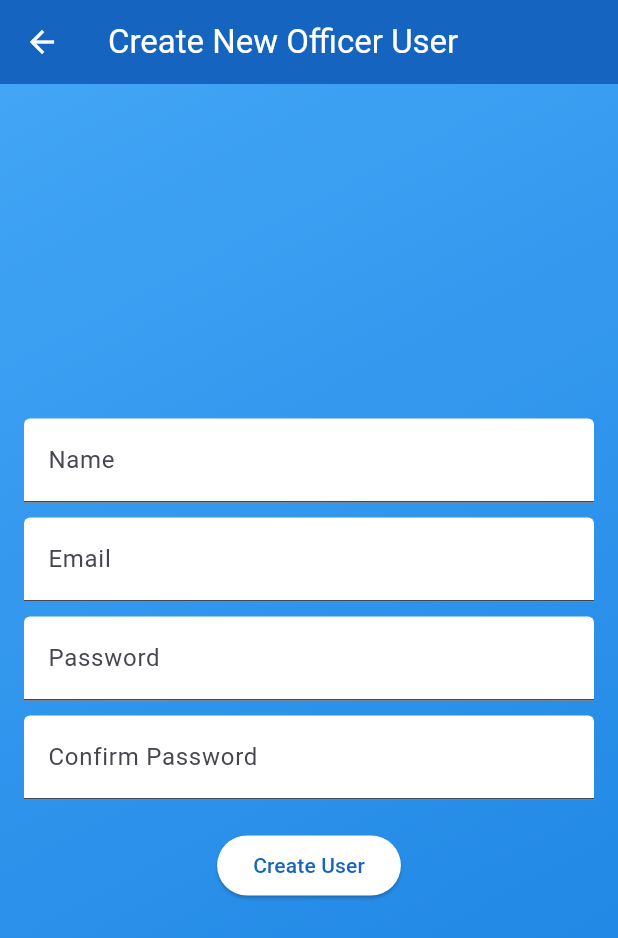
After one commit to methjaya/appointmentLK_Sahansa, a Flutter app: the screen it shows once a user with an empty profile is signed in, after a tap on "Create an Office User", on a phone screen of 412 x 824 dp. The commit adds this screen. Shown: the top 938 px of the screen. Run offline on Flutter 3.47's test engine with Material 3 defaults, Android fonts, the phone set to English and light mode, and no system bars; our stand-ins replace cloud_firestore, firebase_auth, firebase_core; accounts and stored records are empty.

Commit message:
ongoing issues corrected:Delete and Theme Blue

```diff
--- /dev/null
+++ b/lib/screens/Admin/AdminCreateOfficer.dart
@@ -0,0 +1,173 @@
+import 'package:flutter/material.dart';
+import 'package:firebase_core/firebase_core.dart';
+import 'package:firebase_auth/firebase_auth.dart';
+import 'package:AppointmentsbySahansa/firebase_options.dart';
+
+Future<void> main() async {
+  await Firebase.initializeApp(
+    options: DefaultFirebaseOptions.currentPlatform,
+  );
+  runApp(MyApp());
+}
+
+class MyApp extends StatelessWidget {
+  @override
+  Widget build(BuildContext context) {
+    return MaterialApp(
+      title: 'APPOINTMENT_APP',
+      home: CreateUserScreen(),
+    );
+  }
+}
+
+class CreateUserScreen extends StatefulWidget {
+  @override
+  _CreateUserScreenState createState() => _CreateUserScreenState();
+}
+
+class _CreateUserScreenState extends State<CreateUserScreen> {
+  final _formKey = GlobalKey<FormState>();
+  String _name = '';
+  String _email = '';
+  String _password = '';
+  String _confirmPassword = '';
+
+  void _trySubmitForm() {
+    final isValid = _formKey.currentState?.validate();
+    if (isValid != null && isValid) {
+      _formKey.currentState?.save();
+      print('Name: $_name, Email: $_email, Password: $_password');
+      // Implement your user creation logic here
+    }
+  }
+
+  @override
+  Widget build(BuildContext context) {
+    double fieldWidth =
+        MediaQuery.of(context).size.width > 600 ? 400 : double.infinity;
+
+    return Scaffold(
+      appBar: AppBar(
+        title: Text('Create New Officer User',
+            style: TextStyle(color: Colors.white)),
+        backgroundColor: Colors.blue[800],
+        iconTheme: IconThemeData(color: Colors.white),
+      ),
+      body: Container(
+        decoration: BoxDecoration(
+          gradient: LinearGradient(
+            colors: [Color(0xFF42A5F5), Color(0xFF1981E1)],
+            begin: Alignment.topLeft,
+            end: Alignment.bottomRight,
+          ),
+        ),
+        child: Center(
+          child: SingleChildScrollView(
+            child: Padding(
+              padding: const EdgeInsets.all(16.0),
+              child: Form(
+                key: _formKey,
+                child: Column(
+                  mainAxisAlignment: MainAxisAlignment.center,
+                  children: [
+                    Container(
+                      width: fieldWidth,
+                      child: TextFormField(
+                        decoration: InputDecoration(
+                            labelText: 'Name',
+                            fillColor: Colors.white,
+                            filled: true),
+                        onSaved: (value) {
+                          _name = value ?? '';
+                        },
+                        validator: (value) {
+                          if (value == null || value.isEmpty) {
+                            return 'Please enter a name';
+                          }
+                          return null;
+                        },
+                      ),
+                    ),
+                    SizedBox(height: 10),
+                    Container(
+                      width: fieldWidth,
+                      child: TextFormField(
+                        decoration: InputDecoration(
+                            labelText: 'Email',
+                            fillColor: Colors.white,
+                            filled: true),
+                        keyboardType: TextInputType.emailAddress,
+                        onSaved: (value) {
+                          _email = value ?? '';
+                        },
+                        validator: (value) {
+                          if (value == null ||
+                              value.isEmpty ||
+                              !value.contains('@')) {
+                            return 'Please enter a valid email';
+                          }
+                          return null;
+                        },
+                      ),
+                    ),
+                    SizedBox(height: 10),
+                    Container(
+                      width: fieldWidth,
+                      child: TextFormField(
+                        decoration: InputDecoration(
+                            labelText: 'Password',
+                            fillColor: Colors.white,
+                            filled: true),
+                        obscureText: true,
+                        onSaved: (value) {
+                          _password = value ?? '';
+                        },
+                        validator: (value) {
+                          if (value == null ||
+                              value.isEmpty ||
+                              value.length < 6) {
+                            return 'Password must be at least 6 characters';
+                          }
+                          return null;
+                        },
+                      ),
+                    ),
+                    SizedBox(height: 10),
+                    Container(
+                      width: fieldWidth,
+                      child: TextFormField(
+                        decoration: InputDecoration(
+                            labelText: 'Confirm Password',
+                            fillColor: Colors.white,
+                            filled: true),
+                        obscureText: true,
+                        onSaved: (value) {
+                          _confirmPassword = value ?? '';
+                        },
+                        validator: (value) {
+                          if (value != _password) {
+                            return 'Passwords do not match';
+                          }
+                          return null;
+                        },
+                      ),
+                    ),
+                    SizedBox(height: 20),
+                    ElevatedButton(
+                      onPressed: _trySubmitForm,
+                      child: Text('Create User'),
+                      style: ElevatedButton.styleFrom(
+                        foregroundColor: Colors.blue[800],
+                        backgroundColor: Colors.white,
+                      ),
+                    ),
+                  ],
+                ),
+              ),
+            ),
+          ),
+        ),
+      ),
+    );
+  }
+}
--- a/lib/screens/Admin/AdminHomeScreen.dart
+++ b/lib/screens/Admin/AdminHomeScreen.dart
@@ -1,6 +1,8 @@
+import 'package:AppointmentsbySahansa/screens/Admin/AdminCreateOfficer.dart';
 import 'package:AppointmentsbySahansa/screens/Admin/AdminNICScreen.dart';
 import 'package:AppointmentsbySahansa/screens/Admin/AdminOnGoingScreen.dart';
 import 'package:AppointmentsbySahansa/screens/Admin/AdminOnGoingScreen.dart';
+import 'package:AppointmentsbySahansa/screens/Admin/ReviewOfficerUserScreen.dart';
 import 'package:AppointmentsbySahansa/screens/ProfileScreen.dart';
 import 'package:firebase_auth/firebase_auth.dart';
 import 'package:firebase_core/firebase_core.dart';
@@ -8,15 +10,9 @@ import 'package:flutter/material.dart';
 import 'package:AppointmentsbySahansa/firebase_options.dart';
 import 'package:AppointmentsbySahansa/main.dart';
 import 'package:AppointmentsbySahansa/screens/Instructions/LicenseInstructions.dart';
-import 'package:AppointmentsbySahansa/screens/LicenseScreen.dart';
-import 'package:AppointmentsbySahansa/screens/Instructions/NICInstructions.dart';
-import 'package:AppointmentsbySahansa/screens/NICScreen.dart';
 
-import 'package:AppointmentsbySahansa/screens/User/OnGoingScreen.dart';
 import 'package:AppointmentsbySahansa/screens/Instructions/PassportInstructions.dart';
-import 'package:AppointmentsbySahansa/screens/PassportScreen.dart';
 import 'package:AppointmentsbySahansa/screens/Instructions/PensionInstructions.dart';
-import 'package:AppointmentsbySahansa/screens/PensionScreen.dart';
 import 'package:AppointmentsbySahansa/screens/WelcomeScreen.dart';
 import 'package:AppointmentsbySahansa/screens/loginScreen.dart';
 
@@ -44,6 +40,7 @@ class MyApp extends StatelessWidget {
   }
 }
 
+// //
 class AdminHomeScreen extends StatefulWidget {
   @override
   _AdminHomeScreen createState() => _AdminHomeScreen();
@@ -93,7 +90,7 @@ class _AdminHomeScreen extends State<AdminHomeScreen> {
                   children: [
                     SizedBox(height: 20),
                     DashboardSection(),
-                    //ServiceSection(),
+                    ManageUsersSection(),
                     AppointmentTitleSection(),
                     MakeAppointmentSection(filteredServices: filteredServices),
                   ],
@@ -101,6 +98,83 @@ class _AdminHomeScreen extends State<AdminHomeScreen> {
               ),
             ),
           ],
+        ),
+      ),
+    );
+  }
+}
+
+class ManageUsersSection extends StatelessWidget {
+  @override
+  Widget build(BuildContext context) {
+    return Column(
+      children: [
+        Padding(
+          padding: const EdgeInsets.symmetric(vertical: 20.0),
+          child: Text(
+            'Manage Users',
+            style: TextStyle(
+              color: Colors.white,
+              fontWeight: FontWeight.bold,
+              fontSize: 22,
+            ),
+          ),
+        ),
+        Row(
+          mainAxisAlignment: MainAxisAlignment.spaceEvenly,
+          children: [
+            UserManagementCard(
+              title: 'Create an Office User',
+              onPressed: () {
+                Navigator.push(
+                  context,
+                  MaterialPageRoute(
+                    builder: (context) => CreateUserScreen(),
+                  ),
+                );
+              },
+            ),
+            UserManagementCard(
+              title: 'Review Officer Users',
+              onPressed: () {
+                Navigator.push(
+                  context,
+                  MaterialPageRoute(
+                    builder: (context) => ReviewOfficerUsersScreen(),
+                  ),
+                );
+              },
+            ),
+          ],
+        ),
+      ],
+    );
+  }
+}
+
+class UserManagementCard extends StatelessWidget {
+  final String title;
+  final VoidCallback onPressed;
+
+  const UserManagementCard(
+      {Key? key, required this.title, required this.onPressed})
+      : super(key: key);
+
+  @override
+  Widget build(BuildContext context) {
+    return ElevatedButton(
+      style: ElevatedButton.styleFrom(
+        foregroundColor: Colors.blue[800],
+        backgroundColor: Colors.white, // Text color
+        shape: RoundedRectangleBorder(
+          borderRadius: BorderRadius.circular(8),
+        ),
+      ),
+      onPressed: onPressed,
+      child: Text(
+        title,
+        style: TextStyle(
+          fontWeight: FontWeight.bold,
         ),
       ),
     );
@@ -144,6 +218,8 @@ class _SearchBarState extends State<SearchBar> {
     );
   }
 }
+
+// //
 
 class HeaderSection extends StatelessWidget {
   @override
--- a/lib/screens/WelcomeScreen.dart
+++ b/lib/screens/WelcomeScreen.dart
@@ -1,6 +1,5 @@
 import 'package:flutter/material.dart';
 import 'package:flutter/cupertino.dart';
-import 'package:AppointmentsbySahansa/screens/UserSelectionScreen.dart';
 import 'package:AppointmentsbySahansa/screens/loginScreen.dart';
 
 void main() {
@@ -27,7 +26,7 @@ class WelcomeScreen extends StatelessWidget {
       body: Container(
         decoration: BoxDecoration(
           image: DecorationImage(
-            image: AssetImage('assets/welcome.jpeg'),
+            image: AssetImage('assets/welcome.png'),
             fit: BoxFit.cover,
           ),
         ),
--- a/pubspec.yaml
+++ b/pubspec.yaml
@@ -68,6 +68,7 @@ flutter:
     - assets/license.jpg
     - assets/pension.jpg
     - assets/passport.png
+    - assets/welcome.png
 
 
 
```
Also changed, not shown: lib/screens/Admin/AdminOnGoingScreen.dart (+32 -4 lines), lib/screens/Admin/ReviewOfficerUserScreen.dart (added, +214 -0 lines), lib/screens/Officer/OfficerOnGoingScreen.dart (+33 -4 lines), lib/screens/User/OnGoingScreen.dart (+36 -4 lines), assets/welcome.png (added), 2 other files.
